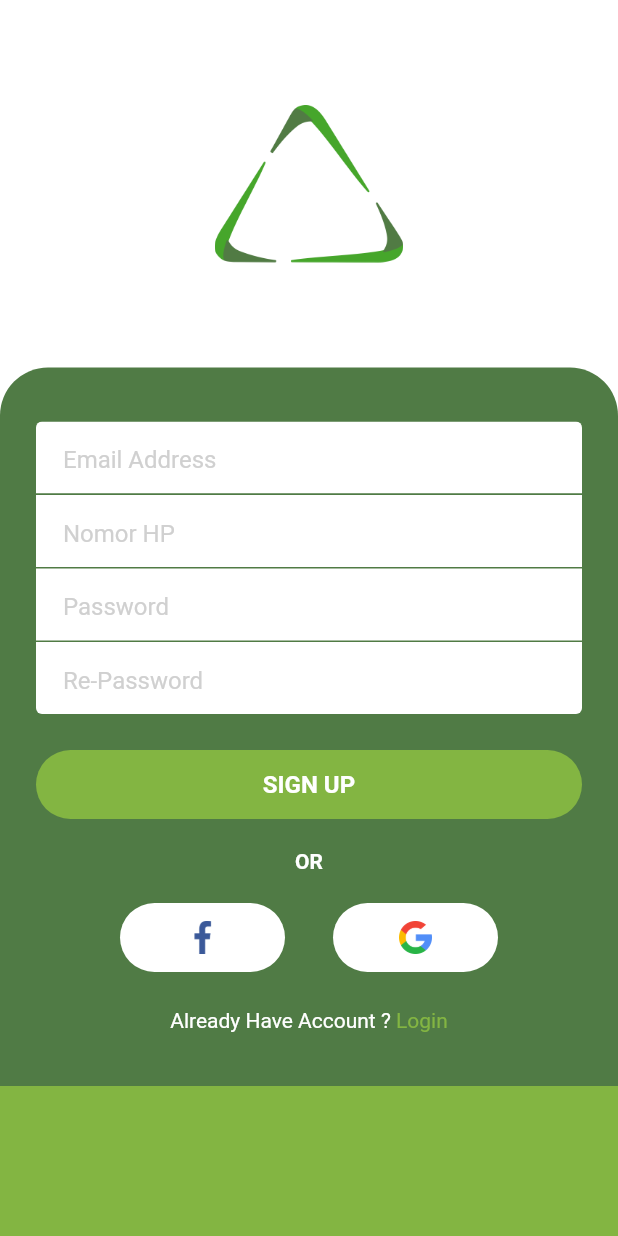
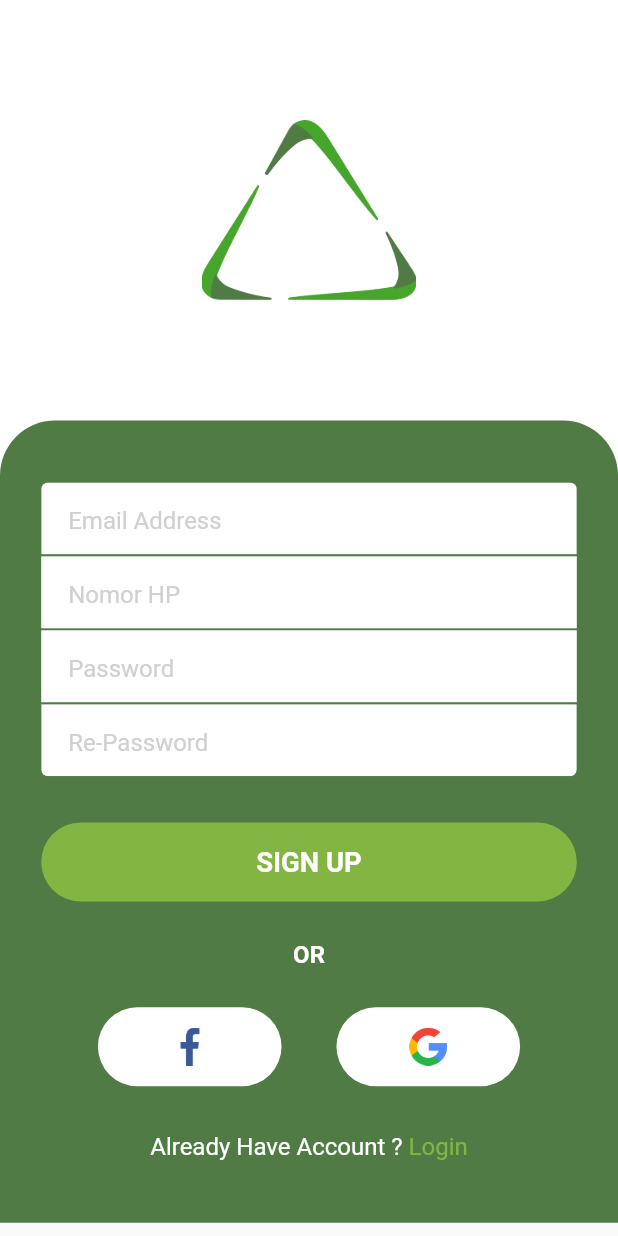
Before and after one commit to mfathonyramdhan/Bank-Sampah-App, a Flutter app: the screen it shows after launch, after a tap on "Register", on a phone screen of 412 x 824 dp. Run offline on Flutter 3.47's test engine with Material 2 defaults, Android fonts, the phone set to English and light mode, and no system bars; our stand-ins replace another_flushbar, bloc, cloud_firestore, equatable, firebase_auth, firebase_core and 5 more; missing offline and left inert: flutter_facebook_auth; accounts and stored records are empty; Roboto replaces fonts that are missing (Calibri); project files that could hold a hidden picture were left out.

Commit message:
change to adaptive size

```diff
--- a/lib/main.dart
+++ b/lib/main.dart
@@ -1,6 +1,7 @@
 import 'package:firebase_core/firebase_core.dart';
 import 'package:flutter/material.dart';
 import 'package:flutter_bloc/flutter_bloc.dart';
+import 'package:flutter_screenutil/flutter_screenutil.dart';
 import 'package:get_storage/get_storage.dart';
 import 'package:provider/provider.dart';
 
@@ -29,12 +30,15 @@ class MyApp extends StatelessWidget {
         providers: [
           BlocProvider(create: (_) => UserBloc()),
         ],
-        child: MaterialApp(
-          title: 'Bank Sampah App',
-          routes: appRoute,
-          theme: appTheme,
-          debugShowCheckedModeBanner: false,
-          home: Wrapper(),
+        child: ScreenUtilInit(
+          designSize: Size(360, 640),
+          builder: () => MaterialApp(
+            title: 'Bank Sampah App',
+            routes: appRoute,
+            theme: appTheme,
+            debugShowCheckedModeBanner: false,
+            home: Wrapper(),
+          ),
         ),
       ),
     );
--- a/lib/shared/route.dart
+++ b/lib/shared/route.dart
@@ -1,4 +1,5 @@
 import 'package:flutter/material.dart';
+import 'package:kiloin/ui/screens/home/menu_screen.dart';
 
 import '../ui/screens/auth/login_screen.dart';
 import '../ui/screens/auth/register_screen.dart';
@@ -12,4 +13,5 @@ Map<String, Widget Function(BuildContext context)> appRoute = {
   LoginScreen.routeName: (BuildContext context) => LoginScreen(),
   RegisterScreen.routeName: (BuildContext context) => RegisterScreen(),
   MainScreen.routeName: (BuildContext context) => MainScreen(),
+  MenuScreen.routeName: (BuildContext context) => MenuScreen(),
 };
--- a/lib/shared/size.dart
+++ b/lib/shared/size.dart
@@ -1,8 +1,9 @@
 import 'package:flutter/material.dart';
+import 'package:flutter_screenutil/flutter_screenutil.dart';
 
 // Contants Media Query
 
-const double defaultMargin = 24;
+double defaultMargin = 24.r;
 
 double deviceWidth(BuildContext context) => MediaQuery.of(context).size.width;
 
--- a/lib/ui/screens/auth/login_screen.dart
+++ b/lib/ui/screens/auth/login_screen.dart
@@ -1,4 +1,6 @@
 import 'package:flutter/material.dart';
+import 'package:flutter/services.dart';
+import 'package:flutter_screenutil/flutter_screenutil.dart';
 import 'package:kiloin/ui/screens/wrapper.dart';
 
 import '../../widgets/action_button.dart';
@@ -29,19 +31,17 @@ class _LoginScreenState extends State<LoginScreen> {
 
   @override
   Widget build(BuildContext context) {
+    SystemChrome.setSystemUIOverlayStyle(const SystemUiOverlayStyle(
+      statusBarColor: lightGreen,
+    ));
+
     return Scaffold(
-      body: Stack(
-        children: [
-          Container(
-            color: lightGreen,
-          ),
-          SafeArea(
-            child: SingleChildScrollView(
+      body: SingleChildScrollView(
         child: Container(
-                width: deviceWidth(context),
+          width: 1.sw,
           color: whitePure,
           padding: EdgeInsets.only(
-                  top: 90,
+            top: 94.r + ScreenUtil().statusBarHeight,
           ),
           child: Column(
             crossAxisAlignment: CrossAxisAlignment.center,
@@ -49,11 +49,11 @@ class _LoginScreenState extends State<LoginScreen> {
               /// WIDGET: APP LOGO
               Padding(
                 padding: EdgeInsets.only(
-                        bottom: 90,
+                  bottom: 90.r,
                 ),
                 child: Image(
-                        width: 125,
-                        height: 105,
+                  width: 125.r,
+                  height: 105.r,
                   fit: BoxFit.cover,
                   image: AssetImage("assets/image/splash.png"),
                 ),
@@ -61,18 +61,18 @@ class _LoginScreenState extends State<LoginScreen> {
 
               /// SECTION: LOGIN FORM
               Container(
-                      width: deviceWidth(context),
+                width: 1.sw,
                 decoration: BoxDecoration(
                   color: darkGreen,
                   borderRadius: BorderRadius.only(
-                          topLeft: Radius.circular(32),
-                          topRight: Radius.circular(32),
+                    topLeft: Radius.circular(32.r),
+                    topRight: Radius.circular(32.r),
                   ),
                 ),
                 child: Padding(
                   padding: EdgeInsets.symmetric(
                     horizontal: defaultMargin,
-                          vertical: 36,
+                    vertical: 36.r,
                   ),
                   child: Column(
                     crossAxisAlignment: CrossAxisAlignment.center,
@@ -87,22 +87,22 @@ class _LoginScreenState extends State<LoginScreen> {
                             primaryColor: grayPure,
                           ),
                           child: Padding(
-                                  padding: const EdgeInsets.only(
-                                    right: 16,
-                                    left: 20,
-                                    top: 12,
-                                    bottom: 12,
+                            padding: EdgeInsets.only(
+                              right: 16.r,
+                              left: 20.r,
+                              top: 12.r,
+                              bottom: 12.r,
                             ),
                             child: Icon(
                               Icons.account_circle,
-                                    size: 28,
+                              size: 28.r,
                               color: grayPure,
                             ),
                           ),
                         ),
                       ),
                       SizedBox(
-                              height: 16,
+                        height: 16.h,
                       ),
 
                       /// WIDGET: CUSTOM TEXT FIELD
@@ -116,22 +116,22 @@ class _LoginScreenState extends State<LoginScreen> {
                             primaryColor: grayPure,
                           ),
                           child: Padding(
-                                  padding: const EdgeInsets.only(
-                                    right: 16,
-                                    left: 20,
-                                    top: 12,
-                                    bottom: 12,
+                            padding: EdgeInsets.only(
+                              right: 16.r,
+                              left: 20.r,
+                              top: 12.r,
+                              bottom: 12.r,
                             ),
                             child: Icon(
                               Icons.lock,
-                                    size: 28,
+                              size: 28.sp,
                               color: grayPure,
                             ),
                           ),
                         ),
                       ),
                       SizedBox(
-                              height: 24,
+                        height: 24.h,
                       ),
 
                       /// WIDGET: CUSTOM MATERIAL BUTTON
@@ -154,7 +154,7 @@ class _LoginScreenState extends State<LoginScreen> {
                           },
                         ),
                       SizedBox(
-                              height: 20,
+                        height: 20.h,
                       ),
 
                       /// WIDGET: FORGOT PASSWORD LINK
@@ -163,22 +163,22 @@ class _LoginScreenState extends State<LoginScreen> {
                         child: Text(
                           "Forgot Password ?",
                           style: boldCalibriFont.copyWith(
-                                  fontSize: 14,
+                            fontSize: 14.sp,
                           ),
                         ),
                       ),
                       SizedBox(
-                              height: 24,
+                        height: 24.h,
                       ),
 
                       /// WIDGET: HORIZONTAL DIVIDER
                       Container(
-                              width: deviceWidth(context),
-                              height: 1,
+                        width: 1.sw,
+                        height: 1.r,
                         color: grayPure.withOpacity(0.5),
                       ),
                       SizedBox(
-                              height: 24,
+                        height: 24.h,
                       ),
 
                       /// WIDGET: REGISTER ACTION
@@ -188,7 +188,7 @@ class _LoginScreenState extends State<LoginScreen> {
                           Text(
                             "Don't Have Account ? ",
                             style: regularCalibriFont.copyWith(
-                                    fontSize: 14,
+                              fontSize: 14.sp,
                             ),
                           ),
                           GestureDetector(
@@ -201,7 +201,7 @@ class _LoginScreenState extends State<LoginScreen> {
                             child: Text(
                               "Register",
                               style: regularCalibriFont.copyWith(
-                                      fontSize: 14,
+                                fontSize: 14.sp,
                                 color: lightGreen,
                               ),
                             ),
@@ -215,9 +215,6 @@ class _LoginScreenState extends State<LoginScreen> {
             ],
           ),
         ),
-            ),
-          ),
-        ],
       ),
     );
   }
--- a/lib/ui/screens/auth/register_screen.dart
+++ b/lib/ui/screens/auth/register_screen.dart
@@ -1,4 +1,5 @@
 import 'package:flutter/material.dart';
+import 'package:flutter_screenutil/flutter_screenutil.dart';
 import 'package:kiloin/ui/screens/wrapper.dart';
 
 import '../../widgets/action_button.dart';
@@ -36,18 +37,12 @@ class _RegisterScreenState extends State<RegisterScreen> {
   @override
   Widget build(BuildContext context) {
     return Scaffold(
-      body: Stack(
-        children: [
-          Container(
-            color: lightGreen,
-          ),
-          SafeArea(
-            child: SingleChildScrollView(
+      body: SingleChildScrollView(
         child: Container(
-                width: deviceWidth(context),
+          width: 1.sw,
           color: whitePure,
           padding: EdgeInsets.only(
-                  top: 70,
+            top: 70.r + ScreenUtil().statusBarHeight,
           ),
           child: Column(
             crossAxisAlignment: CrossAxisAlignment.center,
@@ -55,11 +50,11 @@ class _RegisterScreenState extends State<RegisterScreen> {
               /// WIDGET: APP LOGO
               Padding(
                 padding: EdgeInsets.only(
-                        bottom: 70,
+                  bottom: 70.r,
                 ),
                 child: Image(
-                        width: 125,
-                        height: 105,
+                  width: 125.r,
+                  height: 105.r,
                   fit: BoxFit.cover,
                   image: AssetImage("assets/image/splash.png"),
                 ),
@@ -67,18 +62,18 @@ class _RegisterScreenState extends State<RegisterScreen> {
 
               /// SECTION: LOGIN FORM
               Container(
-                      width: deviceWidth(context),
+                width: 1.sw,
                 decoration: BoxDecoration(
                   color: darkGreen,
                   borderRadius: BorderRadius.only(
-                          topLeft: Radius.circular(32),
-                          topRight: Radius.circular(32),
+                    topLeft: Radius.circular(32.r),
+                    topRight: Radius.circular(32.r),
                   ),
                 ),
                 child: Padding(
                   padding: EdgeInsets.symmetric(
                     horizontal: defaultMargin,
-                          vertical: 36,
+                    vertical: 36.r,
                   ),
                   child: Column(
                     crossAxisAlignment: CrossAxisAlignment.center,
@@ -86,8 +81,8 @@ class _RegisterScreenState extends State<RegisterScreen> {
                       /// WIDGET: CUSTOM TEXT FIELD
                       ClipRRect(
                         borderRadius: BorderRadius.only(
-                                topLeft: Radius.circular(4),
-                                topRight: Radius.circular(4),
+                          topLeft: Radius.circular(4.r),
+                          topRight: Radius.circular(4.r),
                         ),
                         child: InputField(
                           controller: emailController,
@@ -97,7 +92,7 @@ class _RegisterScreenState extends State<RegisterScreen> {
                         ),
                       ),
                       SizedBox(
-                              height: 1,
+                        height: 1.h,
                       ),
 
                       /// WIDGET: CUSTOM TEXT FIELD
@@ -108,7 +103,7 @@ class _RegisterScreenState extends State<RegisterScreen> {
                         borderRadius: 0,
                       ),
                       SizedBox(
-                              height: 1,
+                        height: 1.h,
                       ),
 
                       /// WIDGET: CUSTOM TEXT FIELD
@@ -120,14 +115,14 @@ class _RegisterScreenState extends State<RegisterScreen> {
                         borderRadius: 0,
                       ),
                       SizedBox(
-                              height: 1,
+                        height: 1.h,
                       ),
 
                       /// WIDGET: CUSTOM TEXT FIELD
                       ClipRRect(
                         borderRadius: BorderRadius.only(
-                                bottomLeft: Radius.circular(4),
-                                bottomRight: Radius.circular(4),
+                          bottomLeft: Radius.circular(4.r),
+                          bottomRight: Radius.circular(4.r),
                         ),
                         child: InputField(
                           obscureText: true,
@@ -138,7 +133,7 @@ class _RegisterScreenState extends State<RegisterScreen> {
                         ),
                       ),
                       SizedBox(
-                              height: 24,
+                        height: 24.h,
                       ),
 
                       /// WIDGET: CUSTOM MATERIAL BUTTON
@@ -163,18 +158,18 @@ class _RegisterScreenState extends State<RegisterScreen> {
                           },
                         ),
                       SizedBox(
-                              height: 20,
+                        height: 20.h,
                       ),
 
                       /// WIDGET: FORGOT PASSWORD LINK
                       Text(
                         "OR",
                         style: boldCalibriFont.copyWith(
-                                fontSize: 14,
+                          fontSize: 14.sp,
                         ),
                       ),
                       SizedBox(
-                              height: 20,
+                        height: 20.h,
                       ),
 
                       /// WIDGET: SOCIAL BUTTON
@@ -183,7 +178,7 @@ class _RegisterScreenState extends State<RegisterScreen> {
                         children: [
                           if (isFacebookPressed)
                             SizedBox(
-                                    width: 140,
+                              width: 140.r,
                               child: Center(
                                 child: LoadingBar(),
                               ),
@@ -201,7 +196,7 @@ class _RegisterScreenState extends State<RegisterScreen> {
                             ),
                           if (isGooglePressed)
                             SizedBox(
-                                    width: 140,
+                              width: 140.r,
                               child: Center(
                                 child: LoadingBar(),
                               ),
@@ -220,7 +215,7 @@ class _RegisterScreenState extends State<RegisterScreen> {
                         ],
                       ),
                       SizedBox(
-                              height: 24,
+                        height: 24.h,
                       ),
 
                       /// WIDGET: LOGIN ACTION
@@ -230,7 +225,7 @@ class _RegisterScreenState extends State<RegisterScreen> {
                           Text(
                             "Already Have Account ? ",
                             style: regularCalibriFont.copyWith(
-                                    fontSize: 14,
+                              fontSize: 14.sp,
                             ),
                           ),
                           GestureDetector(
@@ -243,7 +238,7 @@ class _RegisterScreenState extends State<RegisterScreen> {
                             child: Text(
                               "Login",
                               style: regularCalibriFont.copyWith(
-                                      fontSize: 14,
+                                fontSize: 14.sp,
                                 color: lightGreen,
                               ),
                             ),
@@ -257,9 +252,6 @@ class _RegisterScreenState extends State<RegisterScreen> {
             ],
           ),
         ),
-            ),
-          ),
-        ],
       ),
     );
   }
--- a/lib/ui/screens/wrapper.dart
+++ b/lib/ui/screens/wrapper.dart
@@ -17,7 +17,9 @@ class Wrapper extends StatelessWidget {
       return LoginScreen();
     }
 
-    BlocProvider.of<UserBloc>(context).add(LoadUser(firebaseUser.currentUser!.uid));
+    BlocProvider.of<UserBloc>(context).add(
+      LoadUser(firebaseUser.currentUser!.uid),
+    );
 
     return Scaffold(
       body: MainScreen(),
--- a/lib/ui/widgets/action_button.dart
+++ b/lib/ui/widgets/action_button.dart
@@ -1,17 +1,17 @@
 import 'package:flutter/material.dart';
+import 'package:flutter_screenutil/flutter_screenutil.dart';
 
 import '../../shared/font.dart';
-import '../../shared/size.dart';
 
 class ActionButton extends StatelessWidget {
   final String text;
   final double? height;
   final Color? color;
   final Color? textColor;
-  final Function onPressed;
+  final void Function()? onPressed;
 
   ActionButton({
-    this.height = 46,
+    this.height,
     this.text = "",
     this.color,
     this.textColor,
@@ -21,8 +21,8 @@ class ActionButton extends StatelessWidget {
   @override
   Widget build(BuildContext context) {
     return Container(
-      width: deviceWidth(context),
-      height: height,
+      width: 1.sw,
+      height: height ?? 46.r,
       child: MaterialButton(
         color: color,
         elevation: 0,
@@ -32,18 +32,16 @@ class ActionButton extends StatelessWidget {
         splashColor: Colors.black.withOpacity(0.4),
         visualDensity: VisualDensity.comfortable,
         shape: RoundedRectangleBorder(
-          borderRadius: BorderRadius.circular(36),
+          borderRadius: BorderRadius.circular(36.r),
         ),
         child: Text(
           text,
           style: boldCalibriFont.copyWith(
-            fontSize: 16,
+            fontSize: 16.sp,
             color: textColor,
           ),
         ),
-        onPressed: () {
-          onPressed();
-        },
+        onPressed: onPressed,
       ),
     );
   }
--- a/lib/ui/widgets/input_field.dart
+++ b/lib/ui/widgets/input_field.dart
@@ -1,10 +1,11 @@
 import 'package:flutter/material.dart';
+import 'package:flutter_screenutil/flutter_screenutil.dart';
 
 import '../../shared/color.dart';
 import '../../shared/font.dart';
 
 class InputField extends StatelessWidget {
-  final double borderRadius;
+  final double? borderRadius;
   final bool obscureText;
   final String? hintText;
   final Widget? prefixIcon;
@@ -14,7 +15,7 @@ class InputField extends StatelessWidget {
 
   InputField({
     this.hintText,
-    this.borderRadius = 36,
+    this.borderRadius,
     this.controller,
     this.onChanged,
     this.keyboardType,
@@ -49,13 +50,13 @@ class InputField extends StatelessWidget {
           vertical: 10,
         ),
         enabledBorder: OutlineInputBorder(
-          borderRadius: BorderRadius.circular(borderRadius),
+          borderRadius: BorderRadius.circular(borderRadius ?? 36.r),
           borderSide: BorderSide(
             style: BorderStyle.none,
           ),
         ),
         focusedBorder: OutlineInputBorder(
-          borderRadius: BorderRadius.circular(borderRadius),
+          borderRadius: BorderRadius.circular(borderRadius ?? 36.r),
           borderSide: BorderSide(
             style: BorderStyle.none,
           ),
--- a/lib/ui/widgets/social_button.dart
+++ b/lib/ui/widgets/social_button.dart
@@ -1,14 +1,15 @@
 import 'package:flutter/material.dart';
+import 'package:flutter_screenutil/flutter_screenutil.dart';
 
 class SocialButton extends StatelessWidget {
   final String image;
   final double? height;
   final Color? color;
   final double? borderRadius;
-  final Function onPressed;
+  final void Function()? onPressed;
 
   SocialButton({
-    this.height = 46,
+    this.height,
     this.color,
     this.borderRadius,
     required this.image,
@@ -18,9 +19,9 @@ class SocialButton extends StatelessWidget {
   @override
   Widget build(BuildContext context) {
     return Container(
-      height: height,
+      height: height ?? 46.r,
       padding: EdgeInsets.symmetric(
-        horizontal: 16,
+        horizontal: 16.r,
       ),
       child: MaterialButton(
         color: color,
@@ -31,22 +32,20 @@ class SocialButton extends StatelessWidget {
         splashColor: Colors.black.withOpacity(0.4),
         visualDensity: VisualDensity.comfortable,
         shape: RoundedRectangleBorder(
-          borderRadius: BorderRadius.circular(36),
+          borderRadius: BorderRadius.circular(36.r),
         ),
         child: Padding(
           padding: EdgeInsets.symmetric(
-            horizontal: 32,
+            horizontal: 32.r,
           ),
           child: Image(
-            width: 22,
-            height: 22,
+            width: 22.r,
+            height: 22.r,
             fit: BoxFit.cover,
             image: AssetImage(image),
           ),
         ),
-        onPressed: () {
-          onPressed();
-        },
+        onPressed: onPressed,
       ),
     );
   }
--- a/pubspec.yaml
+++ b/pubspec.yaml
@@ -21,8 +21,6 @@ environment:
   sdk: ">=2.12.0 <3.0.0"
 
 dependencies:
-  flutter:
-    sdk: flutter
   another_flushbar: ^1.10.22
   cloud_firestore: ^2.2.0
   cupertino_icons: ^1.0.2
@@ -30,9 +28,12 @@ dependencies:
   firebase_auth: ^1.2.0
   firebase_core: ^1.2.0
   fl_chart: ^0.36.1
+  flutter:
+    sdk: flutter
   flutter_bloc: ^7.0.0
   flutter_facebook_auth: ^3.4.0
   flutter_native_splash: ^1.1.8+4
+  flutter_screenutil: ^5.0.0+2
   get_storage: ^2.0.2
   google_sign_in: ^5.0.4
   provider: ^5.0.0
```
Also changed, not shown: lib/ui/screens/home/home_screen.dart (+45 -29 lines), lib/ui/screens/home/main_screen.dart (+23 -26 lines), lib/ui/screens/home/menu_screen.dart (added, +35 -0 lines), lib/ui/widgets/garbage_card.dart (+22 -21 lines), lib/ui/widgets/loading_bar.dart (+4 -3 lines), pubspec.lock. Lines whose indentation alone changed are shown as unchanged.
